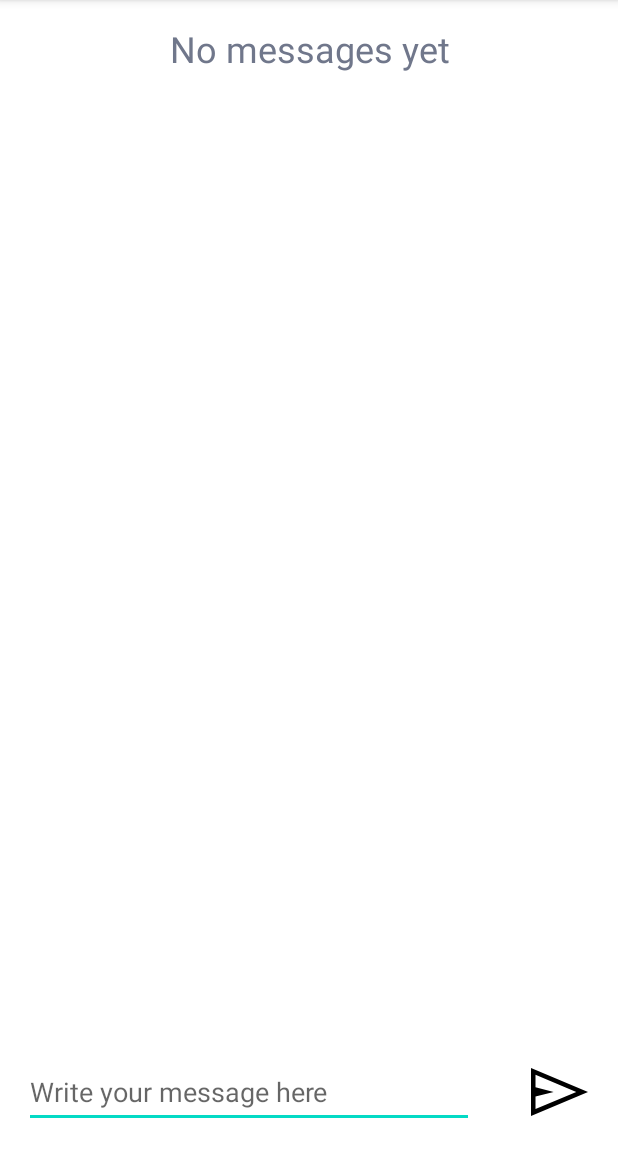
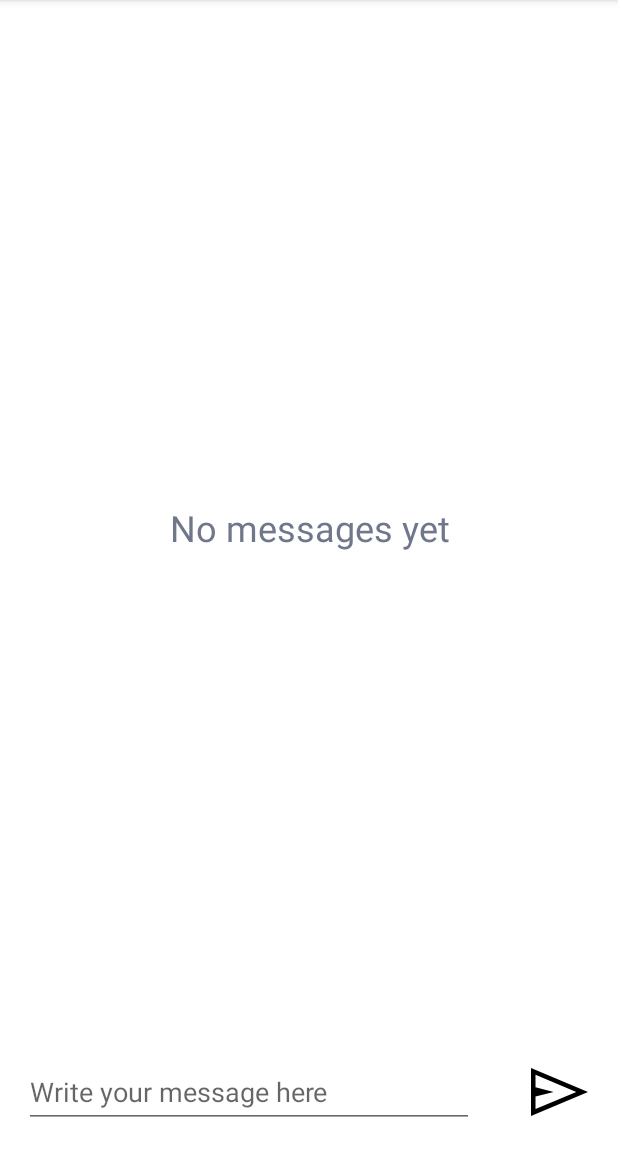
Before and after one commit to Mgobeaalcoba/android_kotlin_fake_bot_app, an Android app: the screen it shows after launch (MainActivity), on a phone screen of 412 x 824 dp, the part 84-1236 px from its top. Run offline under Robolectric (Android 15) with nearby library versions, the phone set to English and light mode, and no system bars; our stand-ins replace data binding.

Commit message:
:sparkles: Remove Scroll View because it was not useful

```diff
--- a/app/src/main/java/com/example/fakebot/MainActivity.kt
+++ b/app/src/main/java/com/example/fakebot/MainActivity.kt
@@ -55,14 +55,14 @@ class MainActivity : AppCompatActivity() {
                 viewModel.addMessage(Message("User", text, System.currentTimeMillis()))
                 binding.chatEmptyView.visibility = View.GONE
                 adapter.notifyItemInserted(viewModel.returnList()!!.size - 1)
-                binding.messagesRecycler.scrollToPosition(viewModel.returnList()!!.size - 2)
+                binding.messagesRecycler.scrollToPosition(viewModel.returnList()!!.size - 1)
                 binding.messageEdit.text.clear()
                 binding.sendButton.postDelayed(
                     {
                         val randomResponse = viewModel.returnMessage()
                         viewModel.addMessage(randomResponse)
                         adapter.notifyItemInserted(viewModel.returnList()!!.size - 1)
-                        binding.messagesRecycler.scrollToPosition(viewModel.returnList()!!.size - 2)
+                        binding.messagesRecycler.scrollToPosition(viewModel.returnList()!!.size - 1)
                     },
                     1000)
             }
--- a/app/src/main/res/layout/activity_main.xml
+++ b/app/src/main/res/layout/activity_main.xml
@@ -14,15 +14,10 @@
         android:layout_height="match_parent"
         tools:context=".MainActivity">
 
-        <ScrollView
-            android:layout_width="match_parent"
-            android:layout_height="wrap_content"
-            android:layout_above="@+id/enter_message"
-            android:layout_alignParentTop="true">
-
         <FrameLayout
             android:layout_width="match_parent"
-                android:layout_height="wrap_content">
+            android:layout_height="match_parent"
+            android:layout_above="@+id/enter_message">
 
             <androidx.recyclerview.widget.RecyclerView
                 android:id="@+id/messages_recycler"
@@ -44,8 +39,6 @@
                 />
 
         </FrameLayout>
-
-        </ScrollView>
 
         <LinearLayout
             android:id="@+id/enter_message"
--- a/app/src/main/res/values/strings.xml
+++ b/app/src/main/res/values/strings.xml
@@ -1,5 +1,5 @@
 <resources>
-    <string name="app_name">Fake Bot</string>
+    <string name="app_name" translatable="false"> Fake Bot</string>
     <string name="no_messages_yet">No messages yet</string>
     <string name="write_your_message_here">Write your message here</string>
     <string name="button_send_message">Button send message</string>
```
Also changed, not shown: 1 other file. Lines whose indentation alone changed are shown as unchanged.
